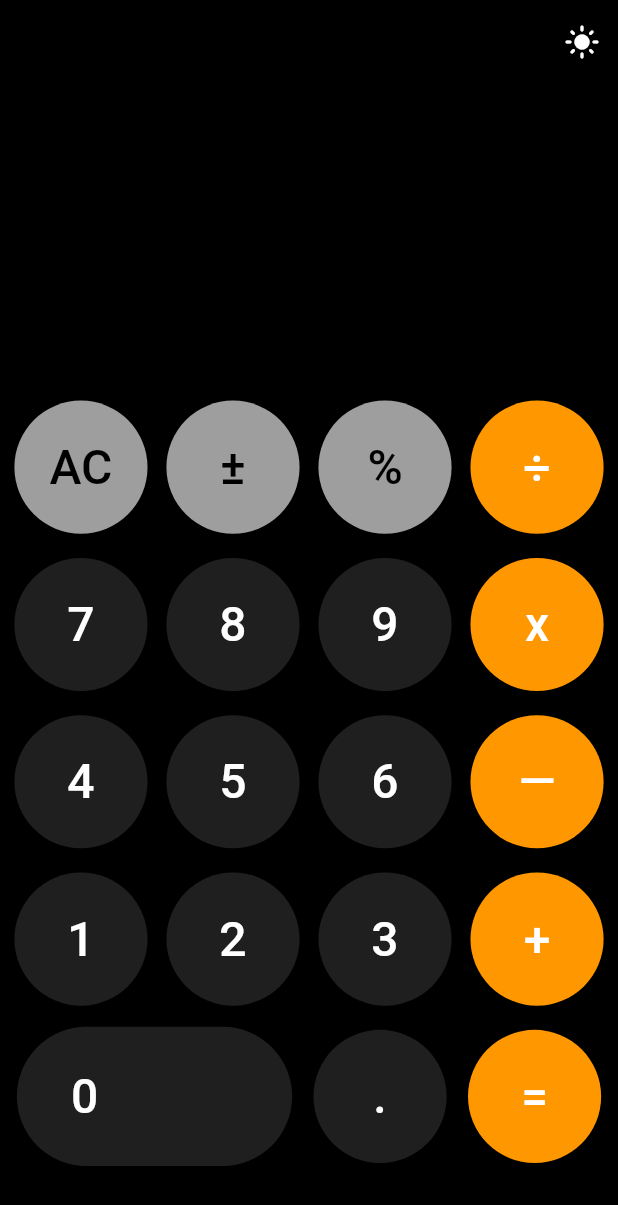
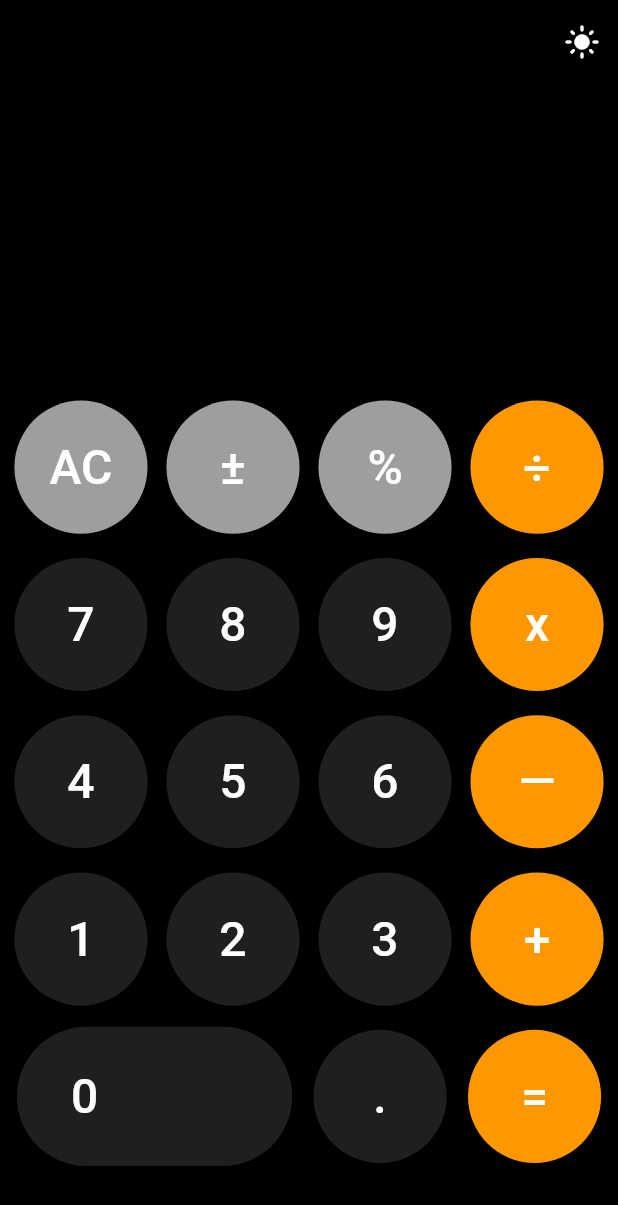
Before and after one commit to pshyomin/calculator, a Flutter app: the screen it shows after launch, on a phone screen of 412 x 824 dp. Shown: the top 1205 px of the screen. Run offline on Flutter 3.47's test engine with Material 2 defaults, Android fonts, the phone set to English and light mode, and no system bars; our stand-ins replace go_router.

Commit message:
230202-2

```diff
--- a/lib/pages/calculator.dart
+++ b/lib/pages/calculator.dart
@@ -2,9 +2,20 @@ import 'package:calculator/utils/layout_manager.dart';
 import 'package:flutter/material.dart';
 
 import '../utils/theme_manager.dart';
+import 'widgets/calculator_num_button.dart';
 
-class CalculatorPage extends StatelessWidget {
-  const CalculatorPage({Key? key}) : super(key: key);
+class Calculator extends StatefulWidget {
+  const Calculator({Key? key}) : super(key: key);
+
+  @override
+  CalculatorState createState() => CalculatorState();
+}
+
+class CalculatorState extends State<Calculator> {
+  double num1 = 0;
+  String operand = '';
+  double num2 = 0;
+  double output = 0;
 
   @override
   Widget build(BuildContext context) {
@@ -39,41 +50,53 @@ class CalculatorPage extends StatelessWidget {
             child: Row(
               mainAxisAlignment: MainAxisAlignment.spaceEvenly,
               children: [
-                calculatorNumButton(
-                  'AC',
-                  layoutManager,
-                  Colors.grey,
-                  const TextStyle(
-                    color: Colors.black,
-                    fontSize: 32,
-                  ),
-                ),
-                calculatorNumButton(
-                  '±',
-                  layoutManager,
-                  Colors.grey,
-                  const TextStyle(
-                    color: Colors.black,
-                    fontSize: 32,
-                  ),
-                ),
-                calculatorNumButton(
-                  '%',
-                  layoutManager,
-                  Colors.grey,
-                  const TextStyle(
-                    color: Colors.black,
-                    fontSize: 32,
-                  ),
-                ),
-                calculatorNumButton(
-                  '÷',
-                  layoutManager,
-                  Colors.orange,
-                  const TextStyle(
+                CalculatorNumButton(
+                  number: 'AC',
+                  layoutManager: layoutManager,
+                  background: Colors.grey,
+                  textStyle: const TextStyle(
                     color: Colors.white,
                     fontSize: 32,
                   ),
+                  onPressButton: (value) {
+                    //
+                  },
+                ),
+                CalculatorNumButton(
+                  number: '±',
+                  layoutManager: layoutManager,
+                  background: Colors.grey,
+                  textStyle: const TextStyle(
+                    color: Colors.white,
+                    fontSize: 32,
+                  ),
+                  onPressButton: (value) {
+                    //
+                  },
+                ),
+                CalculatorNumButton(
+                  number: '%',
+                  layoutManager: layoutManager,
+                  background: Colors.grey,
+                  textStyle: const TextStyle(
+                    color: Colors.white,
+                    fontSize: 32,
+                  ),
+                  onPressButton: (value) {
+                    //
+                  },
+                ),
+                CalculatorNumButton(
+                  number: '÷',
+                  layoutManager: layoutManager,
+                  background: Colors.orange,
+                  textStyle: const TextStyle(
+                    color: Colors.white,
+                    fontSize: 32,
+                  ),
+                  onPressButton: (value) {
+                    //
+                  },
                 ),
               ],
             ),
@@ -83,41 +106,53 @@ class CalculatorPage extends StatelessWidget {
             child: Row(
               mainAxisAlignment: MainAxisAlignment.spaceEvenly,
               children: [
-                calculatorNumButton(
-                  '7',
-                  layoutManager,
-                  const Color.fromRGBO(31, 31, 31, 1),
-                  const TextStyle(
+                CalculatorNumButton(
+                  number: '7',
+                  layoutManager: layoutManager,
+                  background: const Color.fromRGBO(31, 31, 31, 1),
+                  textStyle: const TextStyle(
                     color: Colors.white,
                     fontSize: 32,
                   ),
+                  onPressButton: (value) {
+                    //
+                  },
                 ),
-                calculatorNumButton(
-                  '8',
-                  layoutManager,
-                  const Color.fromRGBO(31, 31, 31, 1),
-                  const TextStyle(
+                CalculatorNumButton(
+                  number: '8',
+                  layoutManager: layoutManager,
+                  background: const Color.fromRGBO(31, 31, 31, 1),
+                  textStyle: const TextStyle(
                     color: Colors.white,
                     fontSize: 32,
                   ),
+                  onPressButton: (value) {
+                    //
+                  },
                 ),
-                calculatorNumButton(
-                  '9',
-                  layoutManager,
-                  const Color.fromRGBO(31, 31, 31, 1),
-                  const TextStyle(
+                CalculatorNumButton(
+                  number: '9',
+                  layoutManager: layoutManager,
+                  background: const Color.fromRGBO(31, 31, 31, 1),
+                  textStyle: const TextStyle(
                     color: Colors.white,
                     fontSize: 32,
                   ),
+                  onPressButton: (value) {
+                    //
+                  },
                 ),
-                calculatorNumButton(
-                  'x',
-                  layoutManager,
-                  Colors.orange,
-                  const TextStyle(
+                CalculatorNumButton(
+                  number: 'x',
+                  layoutManager: layoutManager,
+                  background: Colors.orange,
+                  textStyle: const TextStyle(
                     color: Colors.white,
                     fontSize: 32,
                   ),
+                  onPressButton: (value) {
+                    //
+                  },
                 ),
               ],
             ),
@@ -127,41 +162,53 @@ class CalculatorPage extends StatelessWidget {
             child: Row(
               mainAxisAlignment: MainAxisAlignment.spaceEvenly,
               children: [
-                calculatorNumButton(
-                  '4',
-                  layoutManager,
-                  const Color.fromRGBO(31, 31, 31, 1),
-                  const TextStyle(
+                CalculatorNumButton(
+                  number: '4',
+                  layoutManager: layoutManager,
+                  background: const Color.fromRGBO(31, 31, 31, 1),
+                  textStyle: const TextStyle(
                     color: Colors.white,
                     fontSize: 32,
                   ),
+                  onPressButton: (value) {
+                    //
+                  },
                 ),
-                calculatorNumButton(
-                  '5',
-                  layoutManager,
-                  const Color.fromRGBO(31, 31, 31, 1),
-                  const TextStyle(
+                CalculatorNumButton(
+                  number: '5',
+                  layoutManager: layoutManager,
+                  background: const Color.fromRGBO(31, 31, 31, 1),
+                  textStyle: const TextStyle(
                     color: Colors.white,
                     fontSize: 32,
                   ),
+                  onPressButton: (value) {
+                    //
+                  },
                 ),
-                calculatorNumButton(
-                  '6',
-                  layoutManager,
-                  const Color.fromRGBO(31, 31, 31, 1),
-                  const TextStyle(
+                CalculatorNumButton(
+                  number: '6',
+                  layoutManager: layoutManager,
+                  background: const Color.fromRGBO(31, 31, 31, 1),
+                  textStyle: const TextStyle(
                     color: Colors.white,
                     fontSize: 32,
                   ),
+                  onPressButton: (value) {
+                    //
+                  },
                 ),
-                calculatorNumButton(
-                  '―',
-                  layoutManager,
-                  Colors.orange,
-                  const TextStyle(
+                CalculatorNumButton(
+                  number: '―',
+                  layoutManager: layoutManager,
+                  background: Colors.orange,
+                  textStyle: const TextStyle(
                     color: Colors.white,
                     fontSize: 32,
                   ),
+                  onPressButton: (value) {
+                    //
+                  },
                 ),
               ],
             ),
@@ -171,41 +218,53 @@ class CalculatorPage extends StatelessWidget {
             child: Row(
               mainAxisAlignment: MainAxisAlignment.spaceEvenly,
               children: [
-                calculatorNumButton(
-                  '1',
-                  layoutManager,
-                  const Color.fromRGBO(31, 31, 31, 1),
-                  const TextStyle(
+                CalculatorNumButton(
+                  number: '1',
+                  layoutManager: layoutManager,
+                  background: const Color.fromRGBO(31, 31, 31, 1),
+                  textStyle: const TextStyle(
                     color: Colors.white,
                     fontSize: 32,
                   ),
+                  onPressButton: (value) {
+                    //
+                  },
                 ),
-                calculatorNumButton(
-                  '2',
-                  layoutManager,
-                  const Color.fromRGBO(31, 31, 31, 1),
-                  const TextStyle(
+                CalculatorNumButton(
+                  number: '2',
+                  layoutManager: layoutManager,
+                  background: const Color.fromRGBO(31, 31, 31, 1),
+                  textStyle: const TextStyle(
                     color: Colors.white,
                     fontSize: 32,
                   ),
+                  onPressButton: (value) {
+                    //
+                  },
                 ),
-                calculatorNumButton(
-                  '3',
-                  layoutManager,
-                  const Color.fromRGBO(31, 31, 31, 1),
-                  const TextStyle(
+                CalculatorNumButton(
+                  number: '3',
+                  layoutManager: layoutManager,
+                  background: const Color.fromRGBO(31, 31, 31, 1),
+                  textStyle: const TextStyle(
                     color: Colors.white,
                     fontSize: 32,
                   ),
+                  onPressButton: (value) {
+                    //
+                  },
                 ),
-                calculatorNumButton(
-                  '+',
-                  layoutManager,
-                  Colors.orange,
-                  const TextStyle(
+                CalculatorNumButton(
+                  number: '+',
+                  layoutManager: layoutManager,
+                  background: Colors.orange,
+                  textStyle: const TextStyle(
                     color: Colors.white,
                     fontSize: 32,
                   ),
+                  onPressButton: (value) {
+                    //
+                  },
                 ),
               ],
             ),
@@ -215,32 +274,41 @@ class CalculatorPage extends StatelessWidget {
             child: Row(
               mainAxisAlignment: MainAxisAlignment.spaceEvenly,
               children: [
-                calculatorNumButton(
-                  '0',
-                  layoutManager,
-                  const Color.fromRGBO(31, 31, 31, 1),
-                  const TextStyle(
+                CalculatorNumButton(
+                  number: '0',
+                  layoutManager: layoutManager,
+                  background: const Color.fromRGBO(31, 31, 31, 1),
+                  textStyle: const TextStyle(
                     color: Colors.white,
                     fontSize: 32,
                   ),
+                  onPressButton: (value) {
+                    //
+                  },
                 ),
-                calculatorNumButton(
-                  '.',
-                  layoutManager,
-                  const Color.fromRGBO(31, 31, 31, 1),
-                  const TextStyle(
+                CalculatorNumButton(
+                  number: '.',
+                  layoutManager: layoutManager,
+                  background: const Color.fromRGBO(31, 31, 31, 1),
+                  textStyle: const TextStyle(
                     color: Colors.white,
                     fontSize: 32,
                   ),
+                  onPressButton: (value) {
+                    //
+                  },
                 ),
-                calculatorNumButton(
-                  '=',
-                  layoutManager,
-                  Colors.orange,
-                  const TextStyle(
+                CalculatorNumButton(
+                  number: '=',
+                  layoutManager: layoutManager,
+                  background: Colors.orange,
+                  textStyle: const TextStyle(
                     color: Colors.white,
                     fontSize: 32,
                   ),
+                  onPressButton: (value) {
+                    //
+                  },
                 ),
               ],
             ),
@@ -307,4 +375,6 @@ class CalculatorPage extends StatelessWidget {
             ),
     );
   }
+
+  buttonPress(String text) {}
 }
--- /dev/null
+++ b/lib/pages/widgets/calculator_num_button.dart
@@ -0,0 +1,78 @@
+import 'package:flutter/material.dart';
+
+import '../../utils/layout_manager.dart';
+
+class CalculatorNumButton extends StatelessWidget {
+  final ValueChanged<String> onPressButton;
+  final String number;
+  final LayoutManager layoutManager;
+  final Color background;
+  final TextStyle textStyle;
+  const CalculatorNumButton(
+      {Key? key,
+      required this.number,
+      required this.layoutManager,
+      required this.background,
+      required this.textStyle,
+      required this.onPressButton})
+      : super(key: key);
+
+  @override
+  Widget build(BuildContext context) {
+    bool isHover = false;
+    return Container(
+      padding: const EdgeInsets.all(3),
+      width: number != '0'
+          ? layoutManager.getWidth(0.23)
+          : layoutManager.getWidth(0.46),
+      height: layoutManager.getLayoutHeight(0.12),
+      child: number != '0'
+          ? ElevatedButton(
+              onPressed: () {
+                debugPrint('Pressed $number');
+                onPressButton(number);
+              },
+              onHover: (value) {
+                debugPrint('Hover $number');
+                isHover = value;
+              },
+              style: ElevatedButton.styleFrom(
+                shape: const CircleBorder(),
+                padding: const EdgeInsets.all(8),
+                backgroundColor: isHover == false ? background : Colors.black12,
+              ),
+              child: Text(
+                number,
+                style: textStyle,
+              ),
+            )
+          : ElevatedButton(
+              onPressed: () {
+                debugPrint('Pressed $number');
+                onPressButton(number);
+              },
+              onHover: (value) {
+                debugPrint('Hover $number');
+                isHover = value;
+              },
+              style: ElevatedButton.styleFrom(
+                shape: const RoundedRectangleBorder(
+                  borderRadius: BorderRadius.all(
+                    Radius.circular(50),
+                  ),
+                ),
+                padding: const EdgeInsets.all(8),
+                backgroundColor: isHover == false ? background : Colors.black12,
+              ),
+              child: Container(
+                width: layoutManager.getWidth(0.27),
+                alignment: Alignment.centerLeft,
+                child: Text(
+                  number,
+                  style: textStyle,
+                ),
+              ),
+            ),
+    );
+  }
+}
--- a/lib/utils/router_manager.dart
+++ b/lib/utils/router_manager.dart
@@ -9,7 +9,7 @@ class RouterManager {
         GoRoute(
           path: '/',
           builder: (context, state) {
-            return const CalculatorPage();
+            return const Calculator();
           },
         ),
       ],
```
